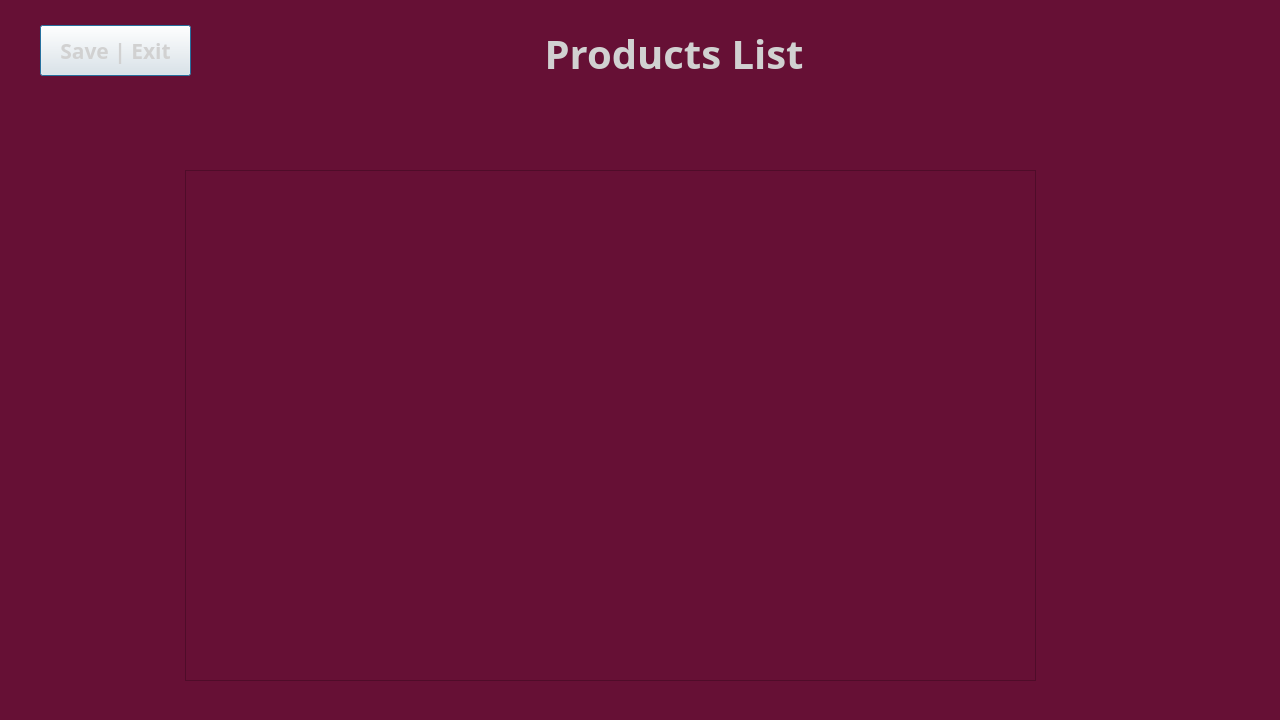
The window that SweetsStore/viewproductsdialog.ui (vince-exe/SweetsStore) describes before a commit, drawn with Qt 5.
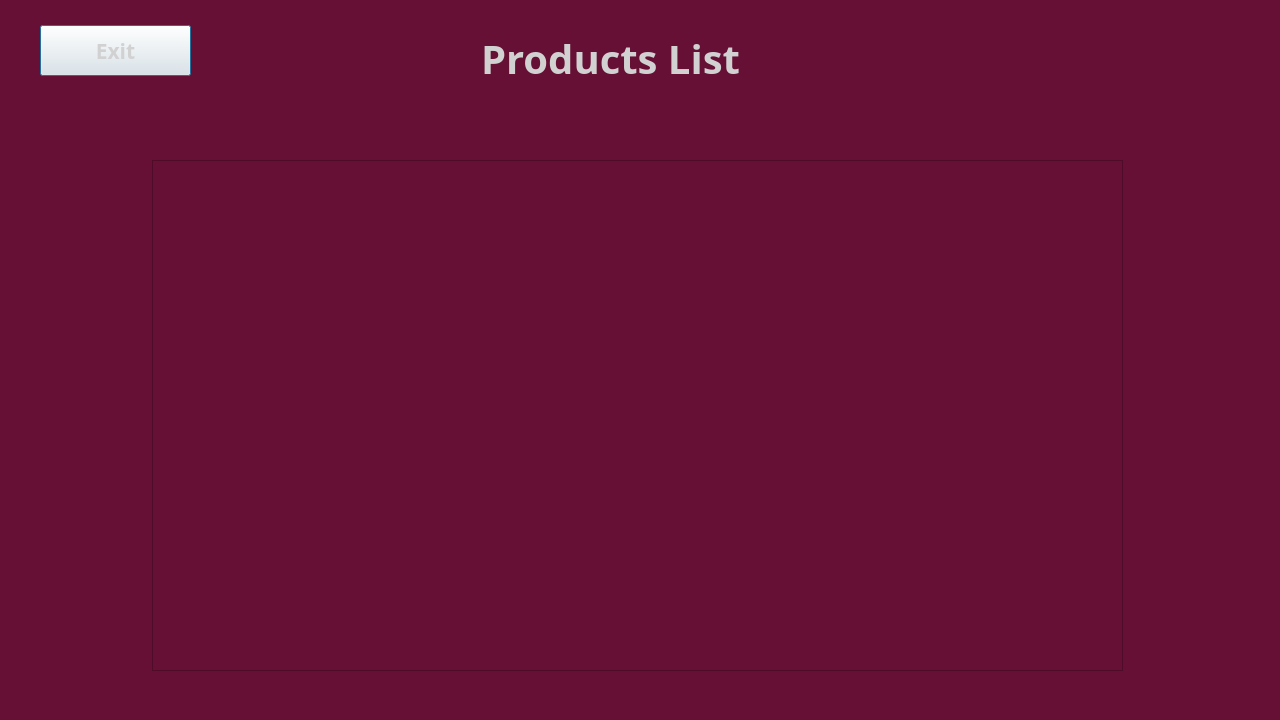
The same window after the commit.

Diff of the .ui file:
```diff
--- a/SweetsStore/viewproductsdialog.ui
+++ b/SweetsStore/viewproductsdialog.ui
@@ -18,48 +18,23 @@
 	background-color: rgb(102, 16, 53);
 }</string>
   </property>
-  <widget class="QLabel" name="titleLabel">
-   <property name="geometry">
-    <rect>
-     <x>305</x>
-     <y>20</y>
-     <width>611</width>
-     <height>71</height>
-    </rect>
-   </property>
-   <property name="font">
-    <font>
-     <family>HP Simplified Jpan</family>
-     <pointsize>30</pointsize>
-     <bold>true</bold>
-    </font>
-   </property>
-   <property name="styleSheet">
-    <string notr="true">QLabel {
-background-color: rgb(102, 16, 53);
-color: rgb(209, 209, 209);
-border: 4px solid  '#1a1818';
-border-radius: 16px;
-padding-bottom: 4px;
-}
-
-QLabel::hover {
-background-color: rgb(84, 13, 43);
-}</string>
-   </property>
-   <property name="text">
-    <string>                      Products List</string>
-   </property>
-  </widget>
   <widget class="QTableView" name="tableView">
    <property name="geometry">
     <rect>
-     <x>185</x>
-     <y>170</y>
-     <width>851</width>
+     <x>152</x>
+     <y>160</y>
+     <width>971</width>
      <height>511</height>
     </rect>
    </property>
+   <property name="font">
+    <font>
+     <family>Source Code Pro</family>
+     <pointsize>18</pointsize>
+     <bold>true</bold>
+     <stylestrategy>PreferDefault</stylestrategy>
+    </font>
+   </property>
    <property name="mouseTracking">
     <bool>true</bool>
    </property>
@@ -67,14 +42,15 @@
     <string notr="true">QTableView {
 background-color: rgb(102, 16, 53);
 border: 6px solid  '#1a1818';
-gridline-color: rgb(26, 24, 24);
+gridline-color: black;
+selection-background-color: rgb(102, 16, 53);
 }
 QHeaderView::section {
 border-color: rgb(26, 24, 24);
 color: rgb(209, 209, 209);
 font: 20pt &quot;HP Simplified Jpan&quot;;
 background-color: rgb(102, 16, 53);
-height: 55px;
+height: 65px;
 }
 
 QHeaderView::section::hover {
@@ -83,12 +59,8 @@
 
 QTableView::item{
 background-color: rgb(102, 16, 53);
-font: 13pt &quot;HP Simplified Jpan&quot;;
 color: rgb(209, 209, 209);
-}
-
-QTableView::item:selected {
-background-color: rgb(102, 16, 53);
+padding-left: 10px;
 }</string>
    </property>
    <property name="showGrid">
@@ -138,7 +110,7 @@
 }</string>
    </property>
    <property name="text">
-    <string>Save | Exit</string>
+    <string>Exit</string>
    </property>
   </widget>
   <widget class="QLabel" name="dateLabel">
@@ -170,6 +142,39 @@
     <string/>
    </property>
   </widget>
+  <widget class="QPushButton" name="addProdBtn_3">
+   <property name="geometry">
+    <rect>
+     <x>305</x>
+     <y>20</y>
+     <width>611</width>
+     <height>81</height>
+    </rect>
+   </property>
+   <property name="font">
+    <font>
+     <family>HP Simplified Jpan</family>
+     <pointsize>30</pointsize>
+     <bold>true</bold>
+    </font>
+   </property>
+   <property name="styleSheet">
+    <string notr="true">QPushButton {
+background-color: rgb(102, 16, 53);
+color: rgb(209, 209, 209);
+border: 4px solid  '#1a1818';
+border-radius: 16px;
+padding-bottom: 4px;
+}
+
+QPushButton::hover {
+background-color: rgb(84, 13, 43);
+}</string>
+   </property>
+   <property name="text">
+    <string>Products List</string>
+   </property>
+  </widget>
  </widget>
  <resources/>
  <connections/>
```
Left out of the diff: 17 changed lines with no effect on the pictures.
